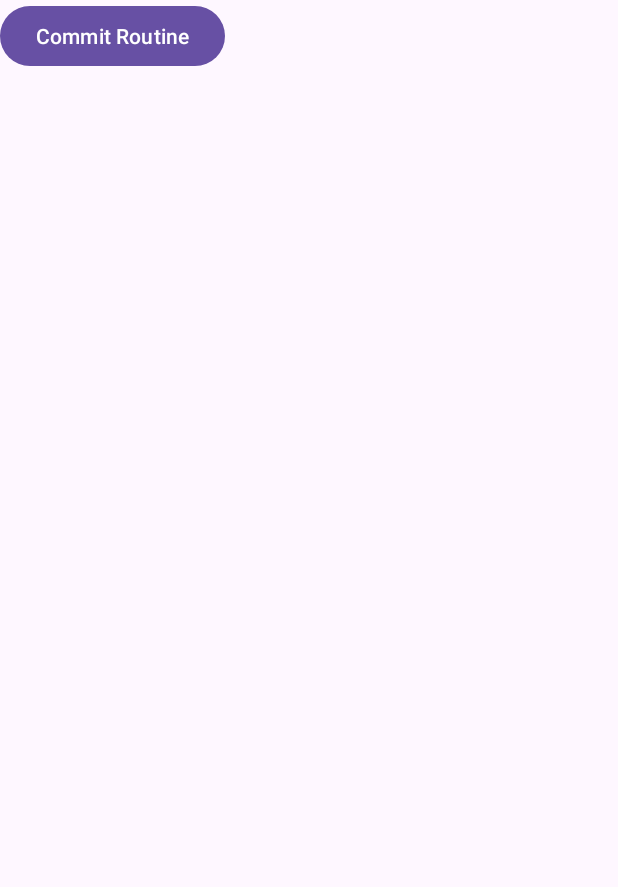
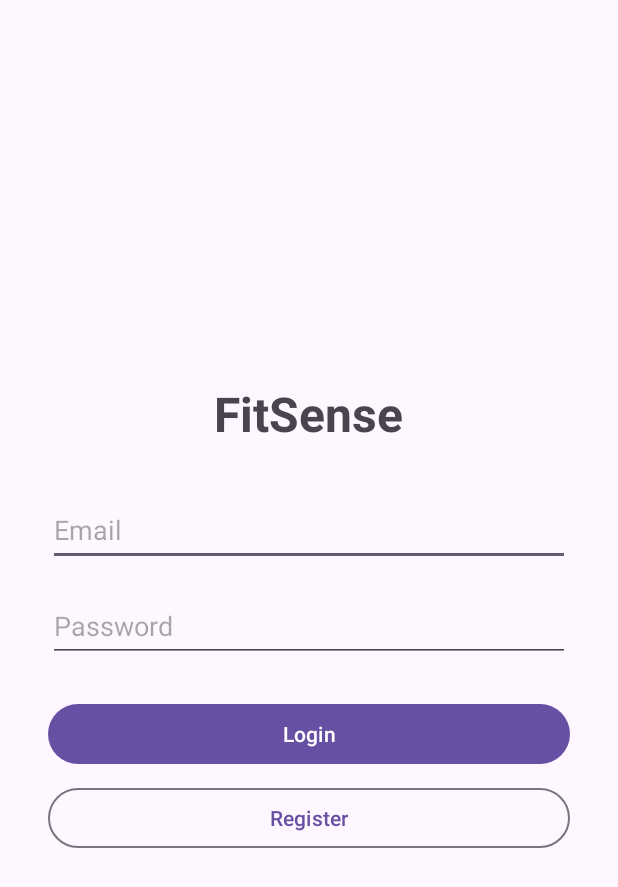
Before and after one commit to Maveriick123/fitsense, an Android app: the screen it shows after launch (MainActivity before the commit, LoginActivity after it), on a phone screen of 412 x 824 dp. Shown: the top 887 px of the screen. Run offline under Robolectric (Android 15) with nearby library versions, the phone set to English and light mode, and no system bars; our stand-ins replace Firebase (no records; nobody signed in at launch, a user with empty details on screens opened directly).

Commit message:
Implement user authentication, routines RecyclerView, and options menu

```diff
--- a/FitSense/app/build.gradle.kts
+++ b/FitSense/app/build.gradle.kts
@@ -9,7 +9,9 @@ android {
     compileSdk {
         version = release(37)
     }
-
+    buildFeatures {
+        viewBinding = true
+    }
     defaultConfig {
         applicationId = "es.udc.psi_2025_26.FitSense"
         minSdk = 26
--- /dev/null
+++ b/FitSense/app/src/main/java/es/udc/psi_2025_26/FitSense/LoginActivity.java
@@ -0,0 +1,76 @@
+package es.udc.psi_2025_26.FitSense;
+import android.content.Intent;
+import android.os.Bundle;
+import android.widget.Toast;
+import androidx.appcompat.app.AppCompatActivity;
+
+// Assicurati che l'importazione del binding sia corretta. Se è rossa, fai Build > Make Project
+import es.udc.psi_2025_26.FitSense.databinding.ActivityLoginBinding;
+
+public class LoginActivity extends AppCompatActivity {
+
+    private ActivityLoginBinding binding;
+    private AuthManager authManager; // 1. Dichiariamo l'oggetto per accedere alla classe di Daniel
+
+    @Override
+    protected void onCreate(Bundle savedInstanceState) {
+        super.onCreate(savedInstanceState);
+        binding = ActivityLoginBinding.inflate(getLayoutInflater());
+        setContentView(binding.getRoot());
+
+        // 2. Inizializziamo l'AuthManager
+        authManager = new AuthManager();
+
+        // 3. Logica del bottone ACCEDI
+        binding.btnLogin.setOnClickListener(v -> {
+            String email = binding.etEmail.getText().toString().trim();
+            String password = binding.etPassword.getText().toString().trim();
+
+            if (!email.isEmpty() && !password.isEmpty()) {
+
+                // Chiamiamo il metodo esatto di Daniel passando la Callback
+                authManager.iniciarSesion(email, password, new AuthManager.AuthCallback() {
+                    @Override
+                    public void onSuccess(String userId) {
+                        Toast.makeText(LoginActivity.this, "Accesso riuscito!", Toast.LENGTH_SHORT).show();
+
+                        // Passa alla schermata delle routine
+                        Intent intent = new Intent(LoginActivity.this, RoutinesActivity.class);
+                        startActivity(intent);
+                        finish(); // Chiude laLoginActivity così l'utente non può tornare indietro col tasto "Indietro"
+                    }
+
+                    @Override
+                    public void onFailure(String errorMessage) {
+                        Toast.makeText(LoginActivity.this, "Errore: " + errorMessage, Toast.LENGTH_LONG).show();
+                    }
+                });
+
+            } else {
+                Toast.makeText(this, "Inserisci email e password", Toast.LENGTH_SHORT).show();
+            }
+        });
+
+        // 4. Logica del bottone REGISTRATI
+        binding.btnRegister.setOnClickListener(v -> {
+            String email = binding.etEmail.getText().toString().trim();
+            String password = binding.etPassword.getText().toString().trim();
+
+            if (!email.isEmpty() && !password.isEmpty()) {
+                // Daniel si è dimenticato di implementare questo metodo in AuthManager!
+                Toast.makeText(this, "Avvisa Daniel: Manca il metodo per registrarsi in AuthManager!", Toast.LENGTH_LONG).show();
+
+                /* Il codice futuro sarà simile a questo:
+                authManager.registrarUsuario(email, password, new AuthManager.AuthCallback() {
+                    @Override
+                    public void onSuccess(String userId) { ... }
+                    @Override
+                    public void onFailure(String errorMessage) { ... }
+                });
+                */
+            } else {
+                Toast.makeText(this, "Inserisci email e password", Toast.LENGTH_SHORT).show();
+            }
+        });
+    }
+}
--- /dev/null
+++ b/FitSense/app/src/main/res/layout/activity_login.xml
@@ -0,0 +1,48 @@
+<?xml version="1.0" encoding="utf-8"?>
+<LinearLayout xmlns:android="http://schemas.android.com/apk/res/android"
+    android:layout_width="match_parent"
+    android:layout_height="match_parent"
+    android:orientation="vertical"
+    android:padding="32dp"
+    android:gravity="center">
+
+    <TextView
+        android:layout_width="wrap_content"
+        android:layout_height="wrap_content"
+        android:text="FitSense"
+        android:textSize="32sp"
+        android:textStyle="bold"
+        android:layout_marginBottom="32dp"/>
+
+    <EditText
+        android:id="@+id/etEmail"
+        android:layout_width="match_parent"
+        android:layout_height="wrap_content"
+        android:hint="Email"
+        android:inputType="textEmailAddress"
+        android:minHeight="48dp"
+        android:layout_marginBottom="16dp"/>
+
+    <EditText
+        android:id="@+id/etPassword"
+        android:layout_width="match_parent"
+        android:layout_height="wrap_content"
+        android:hint="Password"
+        android:inputType="textPassword"
+        android:minHeight="48dp"
+        android:layout_marginBottom="24dp"/>
+
+    <Button
+        android:id="@+id/btnLogin"
+        android:layout_width="match_parent"
+        android:layout_height="wrap_content"
+        android:text="Login"
+        android:layout_marginBottom="8dp"/>
+
+    <Button
+        android:id="@+id/btnRegister"
+        android:layout_width="match_parent"
+        android:layout_height="wrap_content"
+        android:text="Register"
+        style="?attr/materialButtonOutlinedStyle"/>
+</LinearLayout>
--- a/FitSense/app/src/main/res/values/strings.xml
+++ b/FitSense/app/src/main/res/values/strings.xml
@@ -1,4 +1,6 @@
 <resources>
     <string name="app_name">FitSense</string>
+    <string name="login">Login</string>
+    <string name="register">Register</string>
     <string name="commit_routine_btn">Commit Routine</string>
 </resources>
```
Also changed, not shown: FitSense/app/src/main/AndroidManifest.xml (+14 -1 lines), FitSense/app/src/main/java/es/udc/psi_2025_26/FitSense/RoutineAdapter.java (added, +71 -0 lines), FitSense/app/src/main/java/es/udc/psi_2025_26/FitSense/RoutineModel.java (added, +31 -0 lines), FitSense/app/src/main/java/es/udc/psi_2025_26/FitSense/RoutinesActivity.java (added, +113 -0 lines), FitSense/app/src/main/res/layout/activity_routines.xml (added, +13 -0 lines), FitSense/app/src/main/res/layout/item_routine.xml (added, +31 -0 lines), FitSense/app/src/main/res/menu/options_menu.xml (added, +20 -0 lines), FitSense/app/src/main/java/es/udc/psi_2025_26/FitSense/AuthManager.java (line endings or trailing spaces).
